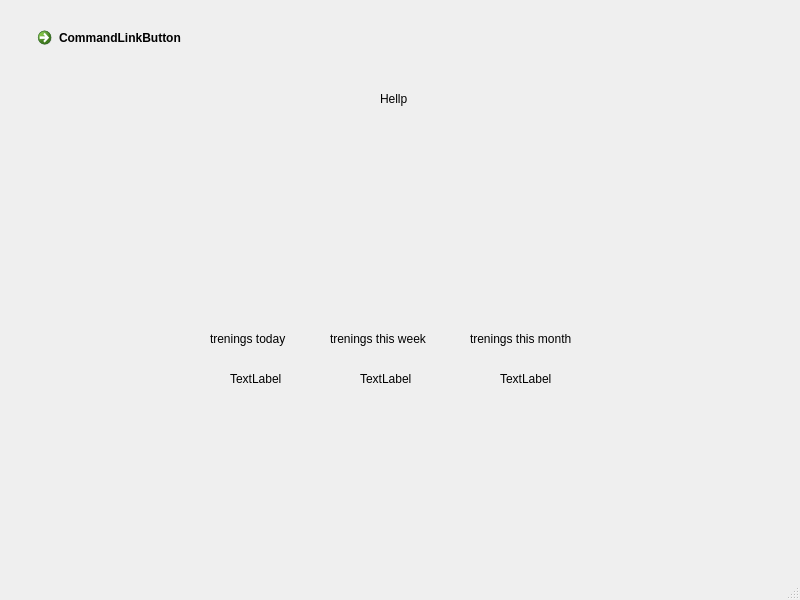
Old version of the form ui/MainView.ui in the repository TheGeniesis/PAK.
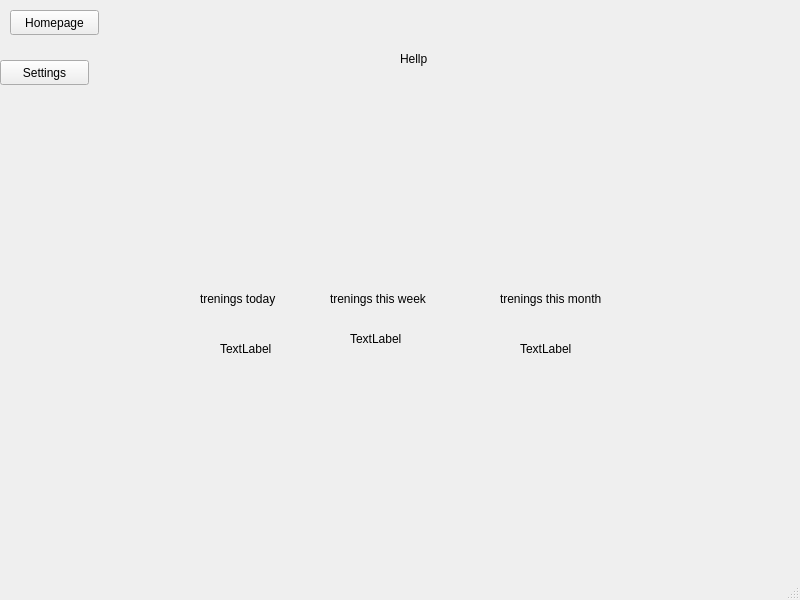
New version of the form.

Diff of the .ui file:
```diff
--- a/ui/MainView.ui
+++ b/ui/MainView.ui
@@ -14,63 +14,37 @@
    <string>MainWindow</string>
   </property>
   <widget class="QWidget" name="centralwidget">
-   <widget class="QCommandLinkButton" name="commandLinkButton">
+   <widget class="QStackedWidget" name="page_main">
     <property name="geometry">
      <rect>
-      <x>30</x>
-      <y>20</y>
-      <width>177</width>
-      <height>41</height>
+      <x>140</x>
+      <y>0</y>
+      <width>631</width>
+      <height>561</height>
      </rect>
     </property>
-    <property name="text">
-     <string>CommandLinkButton</string>
+    <property name="currentIndex">
+     <number>0</number>
     </property>
-   </widget>
-   <widget class="QLabel" name="main_text">
+    <widget class="QWidget" name="view_main">
+     <widget class="QLabel" name="trening_today">
     <property name="geometry">
      <rect>
-      <x>380</x>
-      <y>90</y>
+        <x>80</x>
+        <y>340</y>
       <width>67</width>
       <height>17</height>
      </rect>
     </property>
     <property name="text">
-     <string>Hellp</string>
-    </property>
-   </widget>
-   <widget class="QLabel" name="label">
-    <property name="geometry">
-     <rect>
-      <x>210</x>
-      <y>330</y>
-      <width>141</width>
-      <height>17</height>
-     </rect>
-    </property>
-    <property name="text">
-     <string>trenings today</string>
-    </property>
-   </widget>
-   <widget class="QLabel" name="label_2">
-    <property name="geometry">
-     <rect>
-      <x>330</x>
-      <y>330</y>
-      <width>141</width>
-      <height>17</height>
-     </rect>
-    </property>
-    <property name="text">
-     <string>trenings this week</string>
+       <string>TextLabel</string>
     </property>
    </widget>
    <widget class="QLabel" name="label_3">
     <property name="geometry">
      <rect>
-      <x>470</x>
-      <y>330</y>
+        <x>360</x>
+        <y>290</y>
       <width>161</width>
       <height>17</height>
      </rect>
@@ -79,24 +53,24 @@
      <string>trenings this month</string>
     </property>
    </widget>
+     <widget class="QLabel" name="label_2">
+      <property name="geometry">
+       <rect>
+        <x>190</x>
+        <y>290</y>
+        <width>141</width>
+        <height>17</height>
+       </rect>
+      </property>
+      <property name="text">
+       <string>trenings this week</string>
+      </property>
+     </widget>
    <widget class="QLabel" name="trening_this_week">
     <property name="geometry">
      <rect>
-      <x>360</x>
-      <y>370</y>
-      <width>67</width>
-      <height>17</height>
-     </rect>
-    </property>
-    <property name="text">
-     <string>TextLabel</string>
-    </property>
-   </widget>
-   <widget class="QLabel" name="trening_today">
-    <property name="geometry">
-     <rect>
-      <x>230</x>
-      <y>370</y>
+        <x>210</x>
+        <y>330</y>
       <width>67</width>
       <height>17</height>
      </rect>
@@ -108,14 +82,83 @@
    <widget class="QLabel" name="trening_this_month">
     <property name="geometry">
      <rect>
-      <x>500</x>
-      <y>370</y>
+        <x>380</x>
+        <y>340</y>
       <width>67</width>
       <height>17</height>
      </rect>
     </property>
     <property name="text">
      <string>TextLabel</string>
+      </property>
+     </widget>
+     <widget class="QLabel" name="main_text">
+      <property name="geometry">
+       <rect>
+        <x>260</x>
+        <y>50</y>
+        <width>67</width>
+        <height>17</height>
+       </rect>
+      </property>
+      <property name="text">
+       <string>Hellp</string>
+      </property>
+     </widget>
+     <widget class="QLabel" name="label">
+      <property name="geometry">
+       <rect>
+        <x>60</x>
+        <y>290</y>
+        <width>141</width>
+        <height>17</height>
+       </rect>
+      </property>
+      <property name="text">
+       <string>trenings today</string>
+      </property>
+     </widget>
+    </widget>
+    <widget class="QWidget" name="view_settings">
+     <widget class="QLabel" name="label_4">
+      <property name="geometry">
+       <rect>
+        <x>280</x>
+        <y>70</y>
+        <width>67</width>
+        <height>17</height>
+       </rect>
+      </property>
+      <property name="text">
+       <string>Settings</string>
+      </property>
+     </widget>
+    </widget>
+   </widget>
+   <widget class="QPushButton" name="nav_main">
+    <property name="geometry">
+     <rect>
+      <x>10</x>
+      <y>10</y>
+      <width>89</width>
+      <height>25</height>
+     </rect>
+    </property>
+    <property name="text">
+     <string>Homepage</string>
+    </property>
+   </widget>
+   <widget class="QPushButton" name="nav_settings">
+    <property name="geometry">
+     <rect>
+      <x>0</x>
+      <y>60</y>
+      <width>89</width>
+      <height>25</height>
+     </rect>
+    </property>
+    <property name="text">
+     <string>Settings</string>
     </property>
    </widget>
   </widget>
```
Lines whose indentation alone changed are shown as unchanged.
